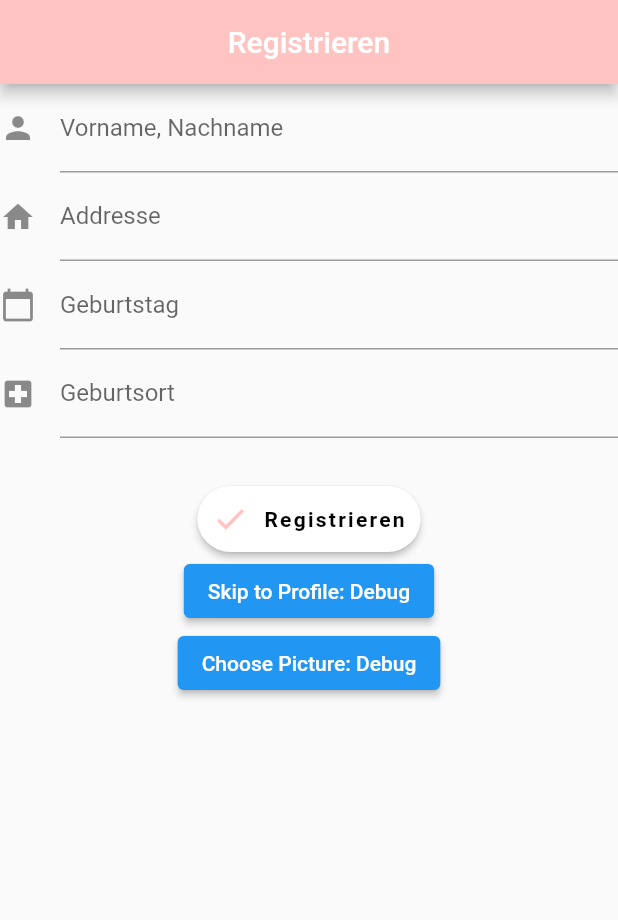
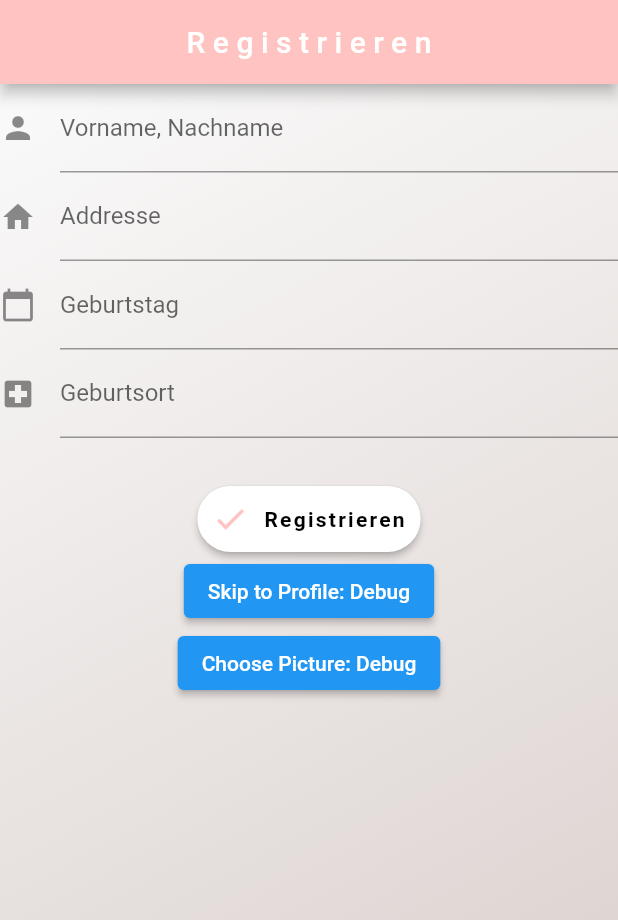
Before and after one commit to wavyje/iota_flutter, a Flutter app: the screen it shows after launch, after a tap on "Anmeldung für Benutzer", on a phone screen of 412 x 824 dp. Shown: the top 920 px of the screen. Run offline on Flutter 3.47's test engine with Material 2 defaults, Android fonts, the phone set to English and light mode, and no system bars; our stand-ins replace image_picker, qr_flutter, shared_preferences; missing offline and left inert: qr_code_scanner.

Commit message:
improved views implemented create qr code

```diff
--- a/lib/Buttons.dart
+++ b/lib/Buttons.dart
@@ -30,6 +30,7 @@ class CustomButton extends StatelessWidget {
               style: TextStyle(color: Colors.black,
                   fontWeight: FontWeight.bold,
                   letterSpacing: 1.5,
+                fontSize: 14,
               ),
             ),
           ],
--- a/lib/DataInput.dart
+++ b/lib/DataInput.dart
@@ -12,16 +12,31 @@ class DataInput extends StatelessWidget {
       ),
       home: Scaffold(
         appBar: AppBar(
-          title: Text('Registrieren', style: TextStyle(color: Colors.white,),
+          title: Text('Registrieren', style: TextStyle(color: Colors.white, letterSpacing: 5),
           ),
           centerTitle: true,
         ),
-        body: Column(
+        body: Container(
+          alignment: Alignment.center,
+          decoration: BoxDecoration(
+            gradient: LinearGradient(
+              begin: Alignment.topLeft,
+              end: Alignment.bottomRight,
+              colors: <Color>[
+                Color(0xFFFAFAFA),
+                //Color(0xFFE1BEE7),
+                Color(0xFFD7CCC8)
+              ],
+
+            ),
+          ),
+        child: Column(
           children: <Widget>[
             MyCustomForm(),
           ],
         ),
       ),
+      ),
     );
   }
 }
--- a/lib/main.dart
+++ b/lib/main.dart
@@ -69,7 +69,6 @@ class _MyAppState extends State<MyApp> {
         child: Column(
           children: <Widget>[
 
-
             ButtonTest(),
 
           ],
@@ -88,9 +87,12 @@ class ButtonTest extends StatelessWidget {
       child: Column(
         children: <Widget>[
           Container(
-            margin: EdgeInsets.only(left: 0, right: 0, top: 190, bottom: 0),
+            margin: EdgeInsets.only(left: 0, right: 0, top: 150, bottom: 0),
           ),
-          CustomButton(
+          Text("Zertifikate überprüfen...", style: TextStyle(fontWeight: FontWeight.bold, letterSpacing: 1),),
+          Container(margin: EdgeInsets.only(left: 0, right: 0, top: 10, bottom: 0),),
+          ConstrainedBox(constraints: BoxConstraints.tightFor(width: 250),
+          child: CustomButton(
             onPressed: () { Navigator.push(
             context,
             MaterialPageRoute(builder: (context) => Scanner()),
@@ -98,10 +100,14 @@ class ButtonTest extends StatelessWidget {
             buttonText: "Qr code scannen",
             icon: Icons.qr_code_2_outlined,
           ),
+          ),
           Container(
             margin: EdgeInsets.only(left: 0, right: 0, top: 50, bottom: 0),
           ),
-          CustomButton(
+          Text("Zertifikate speichern...", style: TextStyle(fontWeight: FontWeight.bold, letterSpacing: 1),),
+          Container(margin: EdgeInsets.only(left: 0, right: 0, top: 10, bottom: 0),),
+          ConstrainedBox(constraints: BoxConstraints.tightFor(width: 250),
+          child: CustomButton(
             onPressed: () {Navigator.push(
               context,
               MaterialPageRoute(builder: (context) => DataInput()),
@@ -109,18 +115,19 @@ class ButtonTest extends StatelessWidget {
             buttonText: "Anmeldung für Benutzer",
             icon: Icons.account_circle_outlined,
           ),
+          ),
           Container(
-            margin: EdgeInsets.only(left: 0, right: 0, top: 50, bottom: 0),
+            margin: EdgeInsets.only(left: 0, right: 0, top: 150, bottom: 0),
           ),
-          CustomButton(
+          ConstrainedBox(constraints: BoxConstraints.tightFor(width: 207),
+          child: CustomButton(
             onPressed: () => onLoading(context),
             buttonText: "LogIn Behörde/Arzt",
             icon: Icons.house_outlined,
+          ),
           ),
         ],
       )
       );
   }
-
-
 }
--- a/pubspec.yaml
+++ b/pubspec.yaml
@@ -26,6 +26,7 @@ dependencies:
   http: 0.13.3
   path_provider: 2.0.2
   qr_code_scanner: 0.5.1
+  qr_flutter: 4.0.0
   url_launcher: 6.0.7
   image_picker: 0.8.1+1
   shared_preferences: 2.0.6
@@ -56,6 +57,7 @@ flutter:
   #   - images/a_dot_ham.jpeg
   assets:
     - assets/images/IOTA_Spawn.gif
+    - assets/images/pngaaa.com-1363795.png
 
   # An image asset can refer to one or more resolution-specific "variants", see
   # https://flutter.dev/assets-and-images/#resolution-aware.
```
Also changed, not shown: lib/loggedinprostitute.dart (+34 -6 lines), lib/profile_page.dart (+75 -8 lines), lib/qr_page.dart (added, +94 -0 lines), assets/images/pngaaa.com-1363795.png (added), pubspec.lock.
